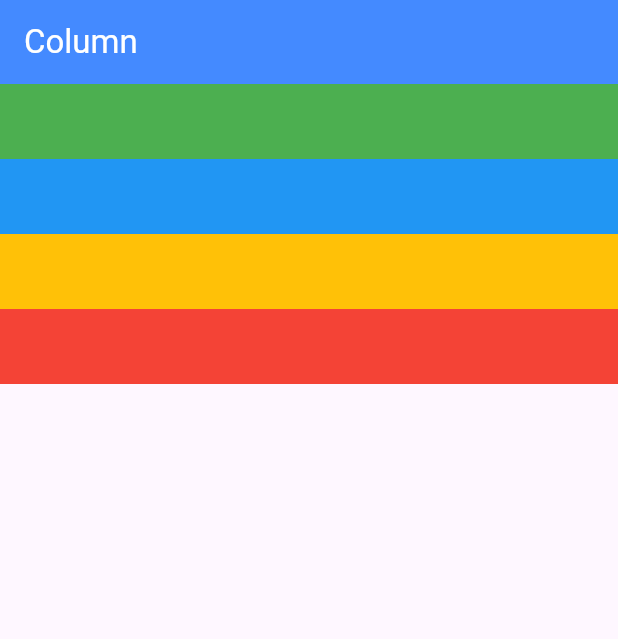
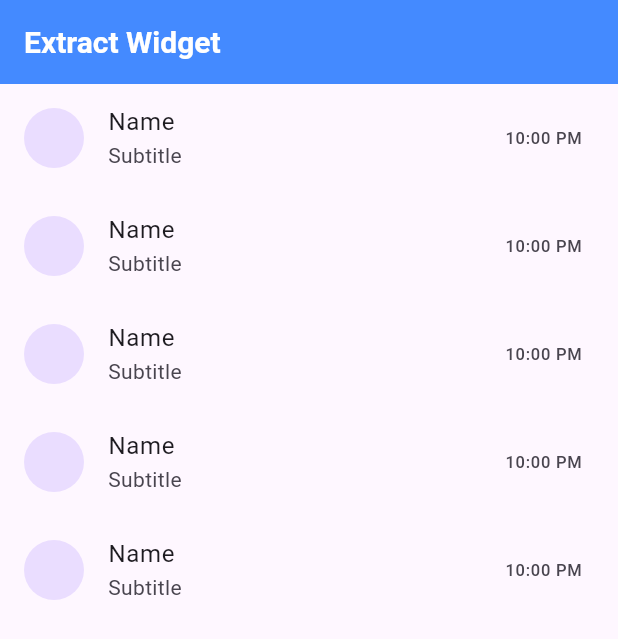
Before and after one commit to Sandydht/first_app, a Flutter app: the screen it shows after launch, on a phone screen of 412 x 824 dp. Shown: the top 639 px of the screen. Run offline on Flutter 3.47's test engine with Material 3 defaults, Android fonts, the phone set to English and light mode, and no system bars.

Commit message:
feat: extract widget

```diff
--- a/lib/main.dart
+++ b/lib/main.dart
@@ -12,39 +12,42 @@ class MyApp extends StatelessWidget {
     return MaterialApp(
       home: Scaffold(
         appBar: AppBar(
+          backgroundColor: Colors.blueAccent,
           title: const Text(
-            'Column',
-            style: TextStyle(color: Colors.white),
+            'Extract Widget',
+            style: TextStyle(
+              fontSize: 20,
+              fontWeight: FontWeight.bold,
+              color: Colors.white
+            ),
           ),
-          backgroundColor: Colors.blueAccent,
         ),
-        body: Column(
-          mainAxisAlignment: MainAxisAlignment.start,
-          crossAxisAlignment: CrossAxisAlignment.start,
-          children: [
-            Container(
-              // width: 200,
-              height: 50,
-              color: Colors.green,
-            ),
-            Container(
-              // width: 50,
-              height: 50,
-              color: Colors.blue,
-            ),
-            Container(
-              // width: 100,
-              height: 50,
-              color: Colors.amber,
-            ),
-            Container(
-              // width: 300,
-              height: 50,
-              color: Colors.red,
-            )
-          ]
+        body: ListView(
+          children: const [
+            ChatItem(),
+            ChatItem(),
+            ChatItem(),
+            ChatItem(),
+            ChatItem(),
+          ],
         ),
       ),
     );
   }
 }
+
+class ChatItem extends StatelessWidget {
+  const ChatItem({
+    super.key,
+  });
+
+  @override
+  Widget build(BuildContext context) {
+    return const ListTile(
+      leading: CircleAvatar(),
+      title: Text('Name'),
+      subtitle: Text('Subtitle'),
+      trailing: Text('10:00 PM'),
+    );
+  }
+}
```
